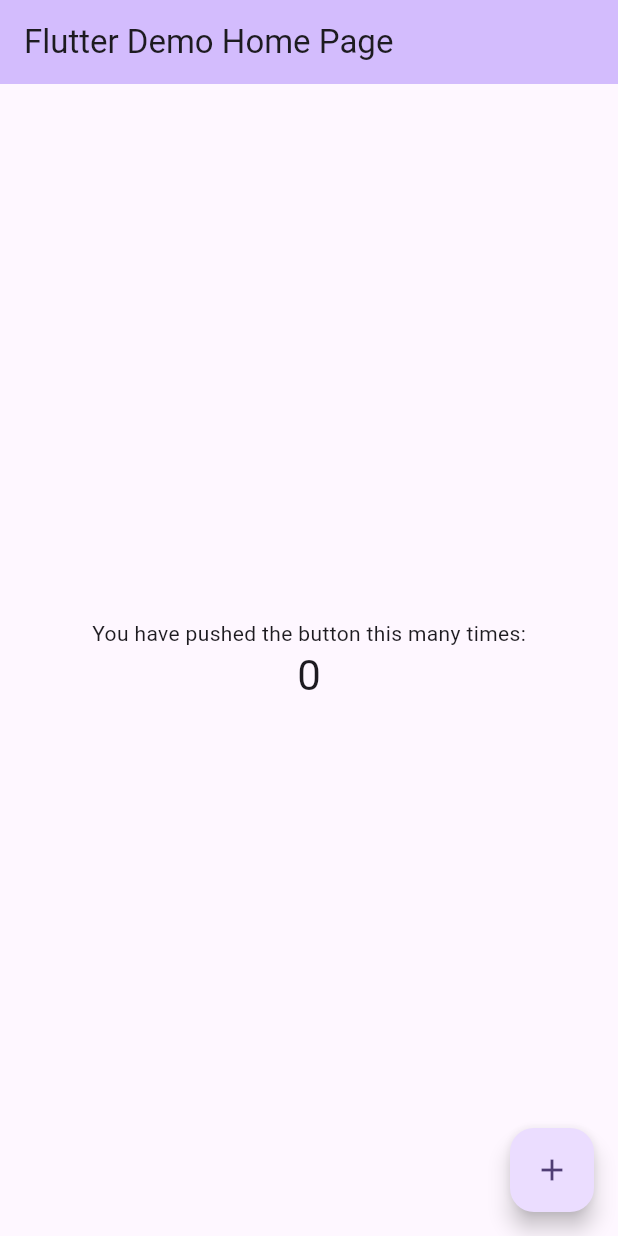
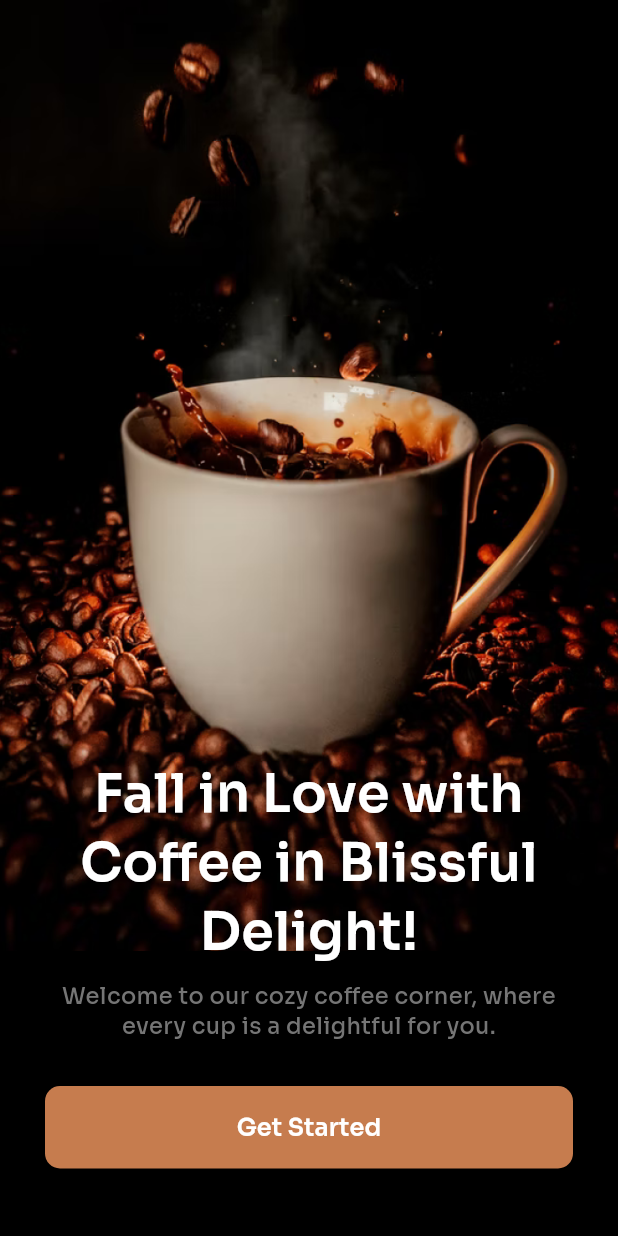
Before and after one commit to nabilmersni/Coffee-Shop-App, a Flutter app: the screen it shows after launch, on a phone screen of 412 x 824 dp. Run offline on Flutter 3.47's test engine with Material 3 defaults, Android fonts, the phone set to English and light mode, and no system bars; our stand-ins replace google_fonts.

Commit message:
Implement the splash screen

```diff
--- /dev/null
+++ b/lib/core/common/widgets/primary_button.dart
@@ -0,0 +1,29 @@
+import 'package:flutter/material.dart';
+
+class PrimaryButton extends StatelessWidget {
+  final String title;
+  final VoidCallback onTap;
+  const PrimaryButton({
+    super.key,
+    required this.title,
+    required this.onTap,
+  });
+
+  @override
+  Widget build(BuildContext context) {
+    return SizedBox(
+      width: double.infinity,
+      height: 55,
+      child: ElevatedButton(
+        onPressed: onTap,
+        child: Text(
+          title,
+          style: const TextStyle(
+            fontSize: 16,
+            fontWeight: FontWeight.w600,
+          ),
+        ),
+      ),
+    );
+  }
+}
--- /dev/null
+++ b/lib/core/theme/colors.dart
@@ -0,0 +1,7 @@
+import 'package:flutter/material.dart';
+
+abstract class AppColors {
+  static Color xbackgroundColor = const Color(0xfff9f9f9);
+  static Color xprimaryColor = const Color(0xffC67C4E);
+  static Color xsecondaryColor = const Color(0xffA2A2A2);
+}
--- /dev/null
+++ b/lib/features/splash/presentation/pages/splash_screen.dart
@@ -0,0 +1,67 @@
+import 'package:coffee_shop_app/core/common/widgets/primary_button.dart';
+import 'package:flutter/material.dart';
+
+class SplashScreen extends StatelessWidget {
+  const SplashScreen({super.key});
+
+  @override
+  Widget build(BuildContext context) {
+    Size size = MediaQuery.of(context).size;
+    return Scaffold(
+      backgroundColor: Colors.black,
+      body: SizedBox(
+        width: size.width,
+        height: size.height,
+        child: Stack(
+          children: [
+            Image.asset(
+              "assets/img/bg.png",
+              width: size.width,
+              height: size.height / 1.3,
+              fit: BoxFit.cover,
+            ),
+            Positioned(
+              bottom: 45,
+              right: 0,
+              left: 0,
+              child: Container(
+                padding: const EdgeInsets.symmetric(horizontal: 30.0),
+                child: Column(
+                  mainAxisSize: MainAxisSize.min,
+                  children: [
+                    const Text(
+                      "Fall in Love with Coffee in Blissful Delight!",
+                      style: TextStyle(
+                        color: Colors.white,
+                        fontSize: 35,
+                        fontWeight: FontWeight.w600,
+                        height: 1.3,
+                      ),
+                      textAlign: TextAlign.center,
+                    ),
+                    const SizedBox(height: 10),
+                    Text(
+                      "Welcome to our cozy coffee corner, where every cup is a delightful for you.",
+                      style: TextStyle(
+                        color: Colors.grey[600],
+                        fontSize: 15,
+                        fontWeight: FontWeight.w500,
+                        height: 1.3,
+                      ),
+                      textAlign: TextAlign.center,
+                    ),
+                    const SizedBox(height: 30),
+                    PrimaryButton(
+                      onTap: () {},
+                      title: "Get Started",
+                    ),
+                  ],
+                ),
+              ),
+            )
+          ],
+        ),
+      ),
+    );
+  }
+}
--- a/lib/main.dart
+++ b/lib/main.dart
@@ -1,4 +1,8 @@
+import 'package:coffee_shop_app/core/theme/colors.dart';
+import 'package:coffee_shop_app/features/splash/presentation/pages/splash_screen.dart';
 import 'package:flutter/material.dart';
+import 'package:flutter/services.dart';
+import 'package:google_fonts/google_fonts.dart';
 
 void main() {
   runApp(const MyApp());
@@ -10,116 +14,28 @@ class MyApp extends StatelessWidget {
   // This widget is the root of your application.
   @override
   Widget build(BuildContext context) {
+    SystemChrome.setSystemUIOverlayStyle(
+      const SystemUiOverlayStyle(
+        statusBarColor: Colors.transparent,
+      ),
+    );
+
     return MaterialApp(
-      title: 'Flutter Demo',
+      title: 'Coffee Shop',
       theme: ThemeData(
-        // This is the theme of your application.
-        //
-        // TRY THIS: Try running your application with "flutter run". You'll see
-        // the application has a purple toolbar. Then, without quitting the app,
-        // try changing the seedColor in the colorScheme below to Colors.green
-        // and then invoke "hot reload" (save your changes or press the "hot
-        // reload" button in a Flutter-supported IDE, or press "r" if you used
-        // the command line to start the app).
-        //
-        // Notice that the counter didn't reset back to zero; the application
-        // state is not lost during the reload. To reset the state, use hot
-        // restart instead.
-        //
-        // This works for code too, not just values: Most code changes can be
-        // tested with just a hot reload.
-        colorScheme: ColorScheme.fromSeed(seedColor: Colors.deepPurple),
         useMaterial3: true,
+        textTheme: GoogleFonts.soraTextTheme(),
+        elevatedButtonTheme: ElevatedButtonThemeData(
+          style: ElevatedButton.styleFrom(
+            backgroundColor: AppColors.xprimaryColor,
+            foregroundColor: Colors.white,
+            shape: RoundedRectangleBorder(
+              borderRadius: BorderRadius.circular(10),
+            ),
+          ),
+        ),
       ),
-      home: const MyHomePage(title: 'Flutter Demo Home Page'),
+      home: const SplashScreen(),
     );
   }
 }
-
-class MyHomePage extends StatefulWidget {
-  const MyHomePage({super.key, required this.title});
-
-  // This widget is the home page of your application. It is stateful, meaning
-  // that it has a State object (defined below) that contains fields that affect
-  // how it looks.
-
-  // This class is the configuration for the state. It holds the values (in this
-  // case the title) provided by the parent (in this case the App widget) and
-  // used by the build method of the State. Fields in a Widget subclass are
-  // always marked "final".
-
-  final String title;
-
-  @override
-  State<MyHomePage> createState() => _MyHomePageState();
-}
-
-class _MyHomePageState extends State<MyHomePage> {
-  int _counter = 0;
-
-  void _incrementCounter() {
-    setState(() {
-      // This call to setState tells the Flutter framework that something has
-      // changed in this State, which causes it to rerun the build method below
-      // so that the display can reflect the updated values. If we changed
-      // _counter without calling setState(), then the build method would not be
-      // called again, and so nothing would appear to happen.
-      _counter++;
-    });
-  }
-
-  @override
-  Widget build(BuildContext context) {
-    // This method is rerun every time setState is called, for instance as done
-    // by the _incrementCounter method above.
-    //
-    // The Flutter framework has been optimized to make rerunning build methods
-    // fast, so that you can just rebuild anything that needs updating rather
-    // than having to individually change instances of widgets.
-    return Scaffold(
-      appBar: AppBar(
-        // TRY THIS: Try changing the color here to a specific color (to
-        // Colors.amber, perhaps?) and trigger a hot reload to see the AppBar
-        // change color while the other colors stay the same.
-        backgroundColor: Theme.of(context).colorScheme.inversePrimary,
-        // Here we take the value from the MyHomePage object that was created by
-        // the App.build method, and use it to set our appbar title.
-        title: Text(widget.title),
-      ),
-      body: Center(
-        // Center is a layout widget. It takes a single child and positions it
-        // in the middle of the parent.
-        child: Column(
-          // Column is also a layout widget. It takes a list of children and
-          // arranges them vertically. By default, it sizes itself to fit its
-          // children horizontally, and tries to be as tall as its parent.
-          //
-          // Column has various properties to control how it sizes itself and
-          // how it positions its children. Here we use mainAxisAlignment to
-          // center the children vertically; the main axis here is the vertical
-          // axis because Columns are vertical (the cross axis would be
-          // horizontal).
-          //
-          // TRY THIS: Invoke "debug painting" (choose the "Toggle Debug Paint"
-          // action in the IDE, or press "p" in the console), to see the
-          // wireframe for each widget.
-          mainAxisAlignment: MainAxisAlignment.center,
-          children: <Widget>[
-            const Text(
-              'You have pushed the button this many times:',
-            ),
-            Text(
-              '$_counter',
-              style: Theme.of(context).textTheme.headlineMedium,
-            ),
-          ],
-        ),
-      ),
-      floatingActionButton: FloatingActionButton(
-        onPressed: _incrementCounter,
-        tooltip: 'Increment',
-        child: const Icon(Icons.add),
-      ), // This trailing comma makes auto-formatting nicer for build methods.
-    );
-  }
-}
```
Also changed, not shown: pubspec.yaml (+6 -3 lines), assets/img/Thumbnail.jpg (added), assets/img/banner.png (added), assets/img/bean.png (added), assets/img/bg.png (added), assets/img/bike.png (added), assets/img/coffee1.png (added), assets/img/coffee2.png (added), assets/img/coffee3.png (added), assets/img/coffee4.png (added), assets/img/coffee5.png (added), assets/img/ic_search.png (added), assets/img/ic_star_filled.png (added), assets/img/milk.png (added), 1 more files, 2 other files.
